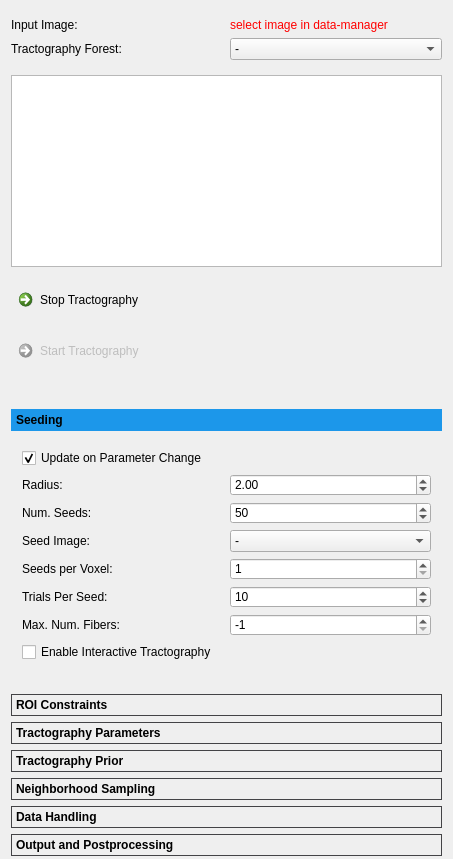
Before: the Qt Designer form Plugins/org.mitk.gui.qt.diffusionimaging.tractography/src/internal/QmitkStreamlineTrackingViewControls.ui in MITK/MITK, drawn with Qt 5.
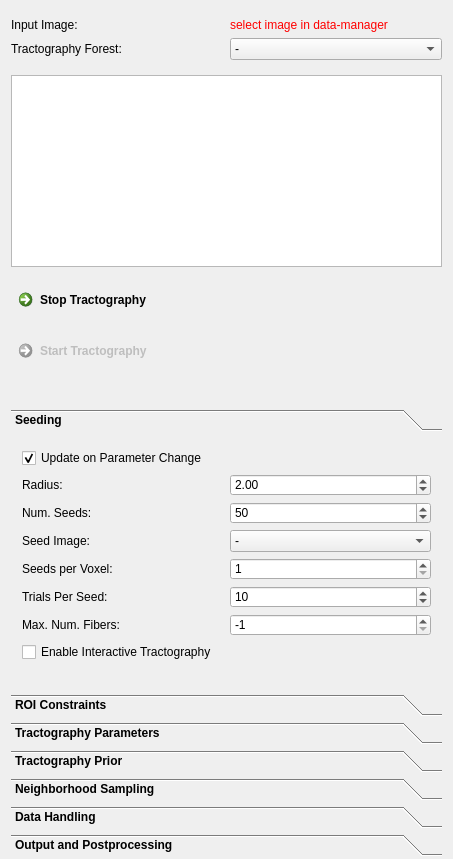
After: the same form once the commit is applied. Custom widgets are drawn as their Qt base class.

Diff of the .ui file:
```diff
--- a/Plugins/org.mitk.gui.qt.diffusionimaging.tractography/src/internal/QmitkStreamlineTrackingViewControls.ui
+++ b/Plugins/org.mitk.gui.qt.diffusionimaging.tractography/src/internal/QmitkStreamlineTrackingViewControls.ui
@@ -21,7 +21,7 @@
   </property>
   <property name="styleSheet">
    <string>QCommandLinkButton {
-  font-weight: normal;
+  font-weight: lighter;
 }
 
 QCommandLinkButton:disabled {
@@ -30,7 +30,6 @@
 }
 
 QToolBox::tab {
-  border: 1px solid #434346;
   font-weight: bold;
 }
 
@@ -40,20 +39,15 @@
 }
 
 QToolBox::tab:selected {
-  background-color: #1c97ea;
-  border: 1px solid #1c97ea;
   font-weight: bold;
 }
 
 QGroupBox {
-  border: 1px solid #434346;
-  background-color: #2d2d30;
-  margin-top: 8px;
-  padding-top: 8px;
+  background-color: transparent;
 }
 
 QGroupBox, QGroupBox:disabled {
-  background-color: #2d2d30;
+  background-color: transparent;
 }</string>
   </property>
   <layout class="QGridLayout" name="gridLayout_11">
@@ -1579,7 +1573,7 @@
    </item>
   </layout>
  </widget>
- <layoutdefault spacing="6" margin="11"/>
+ <layoutdefault spacing="6" margin="11"></layoutdefault>
  <customwidgets>
   <customwidget>
    <class>QmitkDataStorageComboBox</class>
```
Left out of the diff: 71 changed lines with no effect on the pictures.
